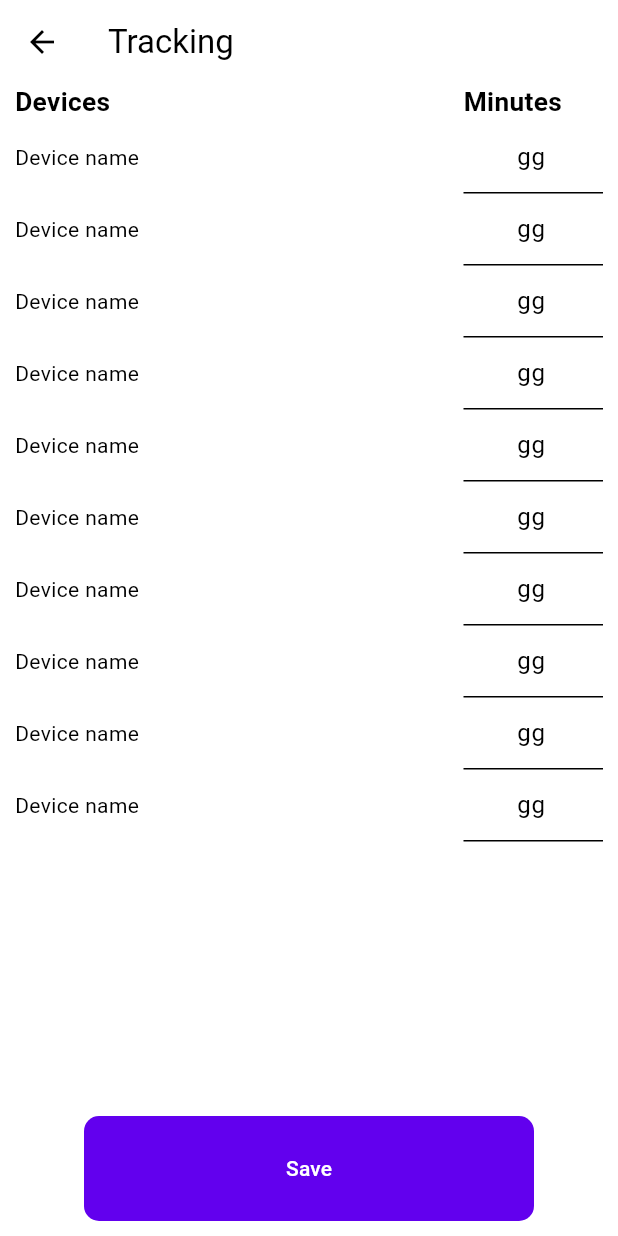
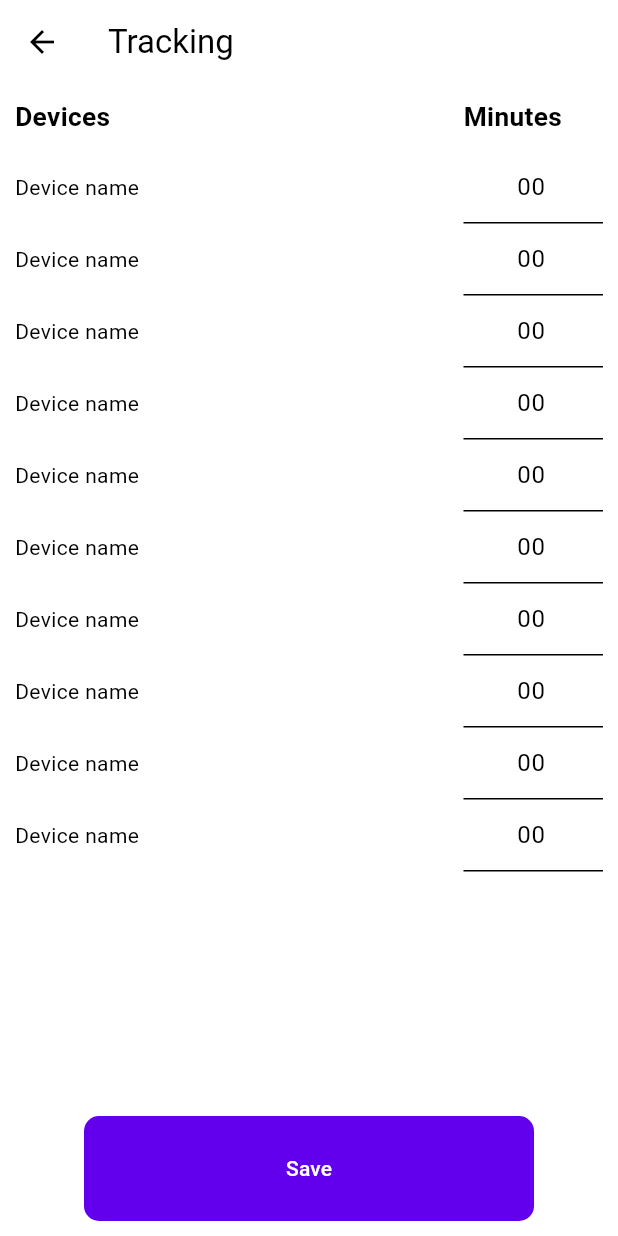
Before and after one commit to GyuoMi/MySolar, a Flutter app: the TrackingPage screen opened directly, on a phone screen of 412 x 824 dp. Run offline on Flutter 3.47's test engine with Material 2 defaults, Android fonts, the phone set to English and light mode, and no system bars; our stand-ins replace supabase_flutter; accounts and stored records are empty.

Commit message:
changes to ui

```diff
--- a/my_solar_app/lib/screens/tracking_page.dart
+++ b/my_solar_app/lib/screens/tracking_page.dart
@@ -1,9 +1,14 @@
 import 'package:flutter/material.dart';
+import 'package:my_solar_app/cloud_functions/database/database_api.dart';
 import 'package:my_solar_app/screens/devices.dart';
 import 'package:my_solar_app/screens/login_page.dart';
 import 'package:my_solar_app/widgets/authentication/square_tile_images.dart';
 import 'package:my_solar_app/widgets/authentication/text_field.dart';
 import 'package:my_solar_app/cloud_functions/authentication/interfaces/auth_repository_interface.dart';
+import 'package:my_solar_app/cloud_functions/database/interfaces/device_persistence_interface.dart';
+
+IDevicePersistence devicePersistence = DatabaseApi();
+final DeviceList = devicePersistence.getUserDeviceIds(20);
 
 class TrackingPage extends StatelessWidget {
   TrackingPage({super.key});
@@ -13,7 +18,7 @@ class TrackingPage extends StatelessWidget {
   Widget build(BuildContext context) {
     return Scaffold(
         appBar: AppBar(
-          title: Text('Tracking'),
+          title: const Text('Tracking'),
         ),
         body: Center(
             child: Column(
@@ -40,7 +45,6 @@ class TrackingPage extends StatelessWidget {
                             borderRadius: BorderRadius.circular(10)),
                         minimumSize: const Size(300, 70)),
                     onPressed: () {
-                      //TODO: change LoginPage to devices page
                       Navigator.of(context).push(MaterialPageRoute(
                           builder: (context) => DevicesPage()));
                     },
@@ -54,7 +58,8 @@ class TrackingPage extends StatelessWidget {
                     Expanded(
                         flex: 3,
                         child: Padding(
-                          padding: EdgeInsets.only(left: 10),
+                          padding:
+                              EdgeInsets.only(left: 10, bottom: 10, top: 10),
                           child: Text(
                             "Devices",
                             style: TextStyle(fontWeight: FontWeight.bold),
@@ -64,7 +69,8 @@ class TrackingPage extends StatelessWidget {
                     Expanded(
                         flex: 1,
                         child: Padding(
-                          padding: EdgeInsets.only(right: 10),
+                          padding:
+                              EdgeInsets.only(right: 10, bottom: 10, top: 10),
                           child: Text(
                             "Minutes",
                             style: TextStyle(fontWeight: FontWeight.bold),
@@ -81,7 +87,7 @@ class TrackingPage extends StatelessWidget {
                   itemCount: 10,
                   itemBuilder: (context, index) {
                     _controllers!.add(TextEditingController());
-                    _controllers![index].text = "gg";
+                    _controllers![index].text = "00";
                     return Row(children: [
                       const Expanded(
                           flex: 3,
```
